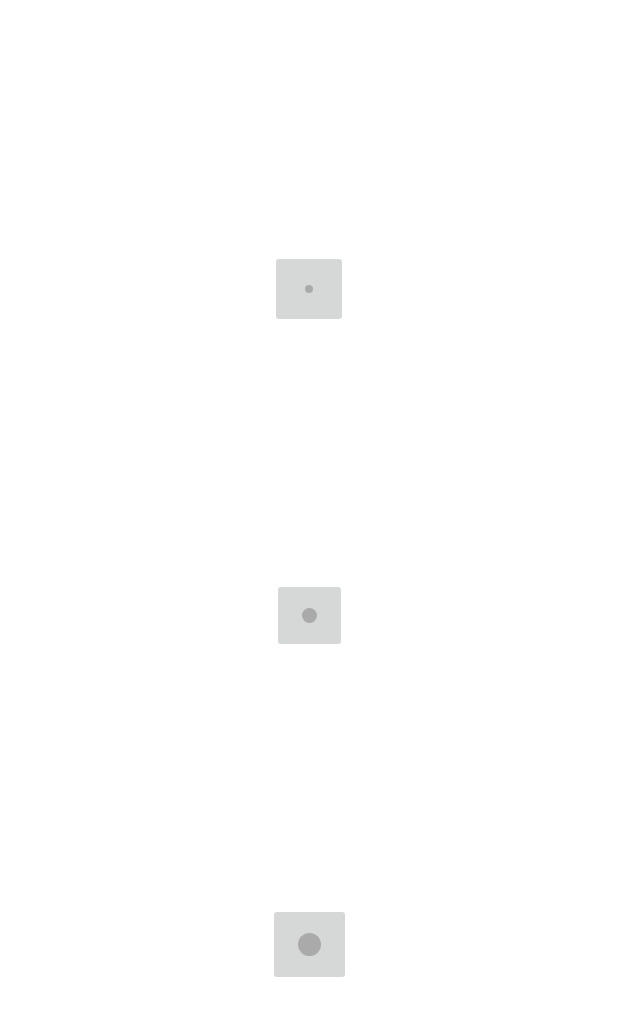
After one commit to shahrazeahmad07/Drawing-Canvas-App, an Android app: the layout dialogue_brush_size.xml on its own in the app's theme, with its tools: preview values and no code run, on a phone screen of 412 x 824 dp. The commit adds this screen. Shown: the top 1016 px of the screen. Run offline under Robolectric (Android 15) with nearby library versions, the light colour scheme and no system bars.

Commit message:
Brush Size feature completed

```diff
--- a/app/build.gradle
+++ b/app/build.gradle
@@ -15,6 +15,10 @@ android {
         versionName "1.0"
 
         testInstrumentationRunner "androidx.test.runner.AndroidJUnitRunner"
+    }
+
+    buildFeatures {
+        viewBinding = true
     }
 
     buildTypes {
--- /dev/null
+++ b/app/src/main/res/drawable/shape_brush_large.xml
@@ -0,0 +1,9 @@
+<?xml version="1.0" encoding="utf-8"?>
+<shape android:shape="oval" android:dither="true" xmlns:android="http://schemas.android.com/apk/res/android">
+
+    <size
+        android:height="15dp"
+        android:width="15dp"/>
+
+    <solid android:color="@android:color/darker_gray"/>
+</shape>
--- /dev/null
+++ b/app/src/main/res/drawable/shape_brush_medium.xml
@@ -0,0 +1,9 @@
+<?xml version="1.0" encoding="utf-8"?>
+<shape android:shape="oval" android:dither="true" xmlns:android="http://schemas.android.com/apk/res/android">
+
+    <size
+        android:height="10dp"
+        android:width="10dp"/>
+
+    <solid android:color="@android:color/darker_gray"/>
+</shape>
--- /dev/null
+++ b/app/src/main/res/drawable/shape_brush_small.xml
@@ -0,0 +1,9 @@
+<?xml version="1.0" encoding="utf-8"?>
+<shape android:shape="oval" android:dither="true" xmlns:android="http://schemas.android.com/apk/res/android">
+
+    <size
+        android:height="5dp"
+        android:width="5dp"/>
+
+    <solid android:color="@android:color/darker_gray"/>
+</shape>
--- /dev/null
+++ b/app/src/main/res/layout/dialogue_brush_size.xml
@@ -0,0 +1,42 @@
+<?xml version="1.0" encoding="utf-8"?>
+<androidx.constraintlayout.widget.ConstraintLayout xmlns:android="http://schemas.android.com/apk/res/android"
+    android:layout_width="match_parent"
+    android:layout_height="match_parent"
+    xmlns:app="http://schemas.android.com/apk/res-auto">
+
+    <ImageButton
+        android:padding="23dp"
+        android:id="@+id/ibSmall"
+        android:layout_width="wrap_content"
+        android:layout_height="wrap_content"
+        android:contentDescription="image"
+        android:src="@drawable/shape_brush_small"
+        app:layout_constraintTop_toTopOf="parent"
+        app:layout_constraintLeft_toLeftOf="parent"
+        app:layout_constraintRight_toRightOf="parent"
+        app:layout_constraintBottom_toTopOf="@+id/ibMedium"/>
+
+    <ImageButton
+        android:padding="20dp"
+        android:id="@+id/ibMedium"
+        android:layout_width="wrap_content"
+        android:layout_height="wrap_content"
+        android:contentDescription="image"
+        android:src="@drawable/shape_brush_medium"
+        app:layout_constraintTop_toBottomOf="@id/ibSmall"
+        app:layout_constraintLeft_toLeftOf="parent"
+        app:layout_constraintRight_toRightOf="parent"
+        app:layout_constraintBottom_toTopOf="@+id/iblarge"/>
+
+    <ImageButton
+        android:padding="20dp"
+        android:id="@+id/iblarge"
+        android:layout_width="wrap_content"
+        android:layout_height="wrap_content"
+        android:contentDescription="image"
+        android:src="@drawable/shape_brush_large"
+        app:layout_constraintTop_toBottomOf="@id/ibMedium"
+        app:layout_constraintLeft_toLeftOf="parent"
+        app:layout_constraintRight_toRightOf="parent"
+        app:layout_constraintBottom_toBottomOf="parent"/>
+</androidx.constraintlayout.widget.ConstraintLayout>
```
Also changed, not shown: app/src/main/java/com/example/drawingcanvasapp/DrawingView.kt (+8 -1 lines), app/src/main/java/com/example/drawingcanvasapp/MainActivity.kt (+32 -1 lines), app/src/main/res/drawable/background_drawing_view.xml (added, +7 -0 lines), app/src/main/res/layout/activity_main.xml (+16 -3 lines), app/src/main/res/drawable/ic_brush.png (added).
